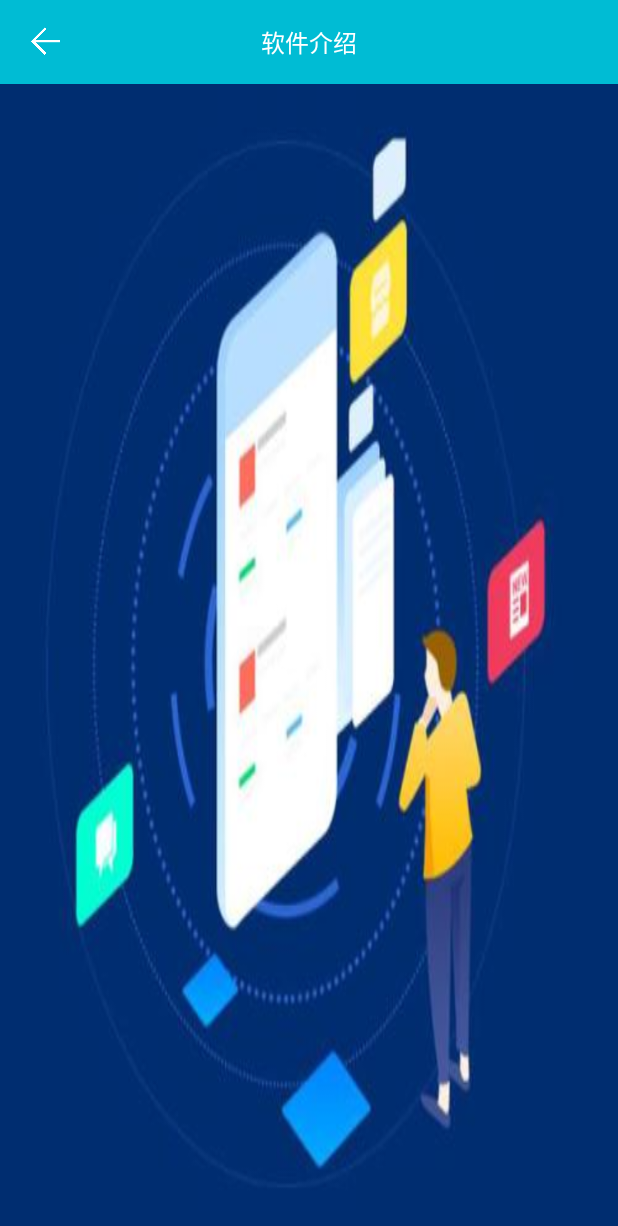
After one commit to zhuandian/common-web, an Android app: the AppIntroActivity screen opened directly, with no data from a screen before it, on a phone screen of 412 x 824 dp. The commit adds this screen. Shown: the top 1226 px of the screen. Run offline under Robolectric (Android 15) with nearby library versions, the phone set to English and light mode, and no system bars.

Commit message:
修改部分细节，添加软件介绍页

```diff
--- /dev/null
+++ b/app/src/main/java/com/zhuandian/common/business/AppIntroActivity.kt
@@ -0,0 +1,15 @@
+package com.zhuandian.common.business
+
+import com.zhuandian.common.R
+import com.zhuandian.common.base.BaseActivity
+import kotlinx.android.synthetic.main.item_home_list.*
+
+class AppIntroActivity : BaseActivity() {
+    override fun getLayoutId(): Int = R.layout.activity_app_intro
+
+    override fun setUpView() {
+        tv_title.text = "软件介绍"
+    }
+
+
+}
--- /dev/null
+++ b/app/src/main/res/layout/activity_app_intro.xml
@@ -0,0 +1,17 @@
+<?xml version="1.0" encoding="utf-8"?>
+<LinearLayout xmlns:android="http://schemas.android.com/apk/res/android"
+    xmlns:app="http://schemas.android.com/apk/res-auto"
+    xmlns:tools="http://schemas.android.com/tools"
+    android:layout_width="match_parent"
+    android:layout_height="match_parent"
+    android:orientation="vertical"
+    tools:context=".business.AppIntroActivity">
+
+    <include layout="@layout/layout_common_title" />
+
+    <ImageView
+        android:layout_width="match_parent"
+        android:layout_height="match_parent"
+        android:scaleType="fitXY"
+        android:src="@drawable/ic_app_intro" />
+</LinearLayout>
--- a/app/src/main/res/layout/item_home_list.xml
+++ b/app/src/main/res/layout/item_home_list.xml
@@ -22,8 +22,9 @@
         android:layout_marginTop="10dp"
         android:layout_toRightOf="@+id/iv_img"
         android:ellipsize="end"
+        android:maxLength="10"
         android:singleLine="true"
-        android:text="标题"
+        android:text="标题沙发打发的所发生的的所发生的"
         android:textSize="16sp"
         android:textStyle="bold" />
 
--- a/app/src/main/res/layout/item_news_multi_img.xml
+++ b/app/src/main/res/layout/item_news_multi_img.xml
@@ -18,6 +18,7 @@
             android:layout_marginTop="10dp"
             android:ellipsize="end"
             android:singleLine="true"
+            android:maxLength="10"
             android:text="标题"
             android:textSize="16sp"
             android:textStyle="bold" />
--- a/app/src/main/res/layout/item_news_single_img.xml
+++ b/app/src/main/res/layout/item_news_single_img.xml
@@ -23,6 +23,7 @@
         android:layout_toRightOf="@+id/iv_img"
         android:ellipsize="end"
         android:singleLine="true"
+        android:maxLength="10"
         android:text="标题"
         android:textSize="16sp"
         android:textStyle="bold" />
--- a/app/src/main/res/layout/item_picture.xml
+++ b/app/src/main/res/layout/item_picture.xml
@@ -20,8 +20,10 @@
         android:layout_height="wrap_content"
         android:layout_alignParentBottom="true"
         android:layout_marginTop="5dp"
+        android:ellipsize="end"
         android:gravity="center"
-        android:text="dfsasdfdas" />
+        android:singleLine="true"
+        android:text="dfsasdfdafdsfdsafdsf dfsdafsda s" />
 
     <ImageView
         android:id="@+id/iv_share"
```
Also changed, not shown: app/src/main/AndroidManifest.xml (+5 -6 lines), app/src/main/res/drawable/ic_app_intro.jpg (added).
